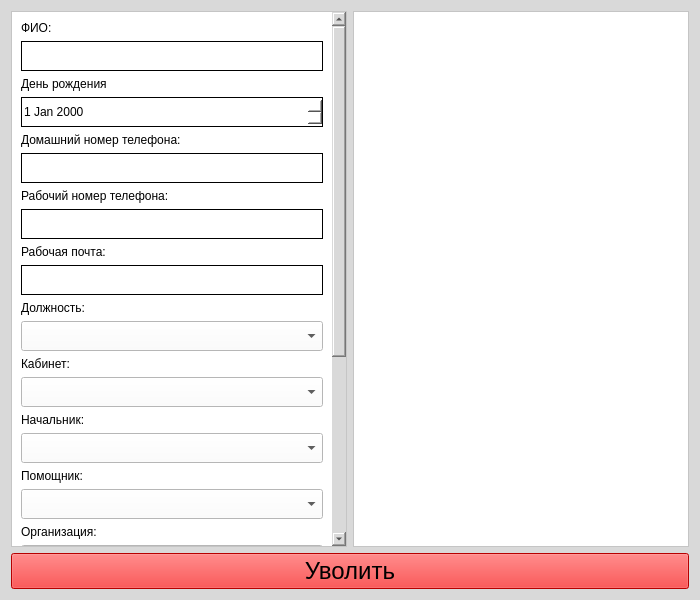
First picture: the form in desktop_app/edit_employee.ui, repository DEV-m1k0/professionals, before the edit.
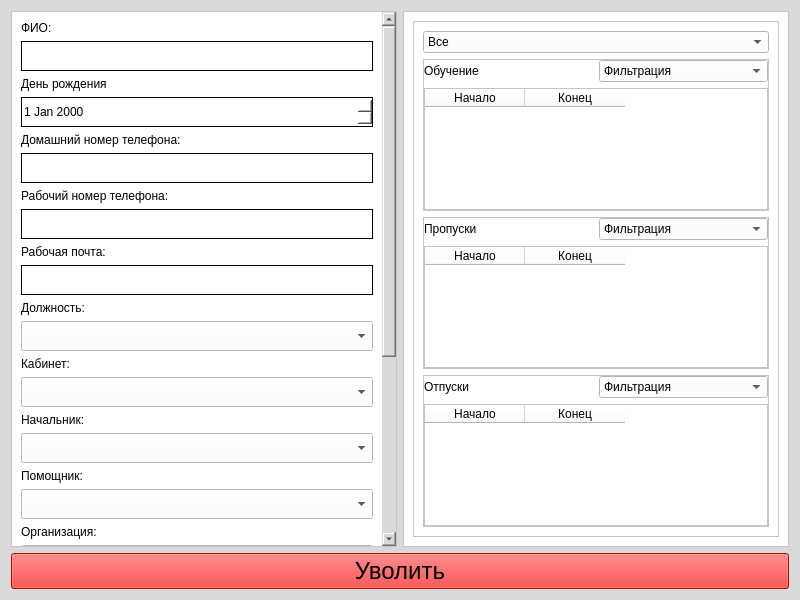
Second picture: the form after the edit.

Diff of the .ui file:
```diff
--- a/desktop_app/edit_employee.ui
+++ b/desktop_app/edit_employee.ui
@@ -6,7 +6,7 @@
    <rect>
     <x>0</x>
     <y>0</y>
-    <width>700</width>
+    <width>800</width>
     <height>600</height>
    </rect>
   </property>
@@ -18,13 +18,13 @@
   </property>
   <property name="minimumSize">
    <size>
-    <width>700</width>
+    <width>800</width>
     <height>600</height>
    </size>
   </property>
   <property name="maximumSize">
    <size>
-    <width>700</width>
+    <width>800</width>
     <height>600</height>
    </size>
   </property>
@@ -63,8 +63,8 @@
           <property name="geometry">
            <rect>
             <x>0</x>
-            <y>-402</y>
-            <width>313</width>
+            <y>0</y>
+            <width>363</width>
             <height>928</height>
            </rect>
           </property>
@@ -629,6 +629,308 @@
          <property name="frameShadow">
           <enum>QFrame::Shadow::Raised</enum>
          </property>
+         <layout class="QHBoxLayout" name="horizontalLayout_3">
+          <item>
+           <widget class="QScrollArea" name="scrollArea_2">
+            <property name="widgetResizable">
+             <bool>true</bool>
+            </property>
+            <widget class="QWidget" name="scrollAreaWidgetContents_3">
+             <property name="geometry">
+              <rect>
+               <x>0</x>
+               <y>0</y>
+               <width>353</width>
+               <height>500</height>
+              </rect>
+             </property>
+             <layout class="QVBoxLayout" name="verticalLayout_20">
+              <item>
+               <layout class="QHBoxLayout" name="horizontalLayout_2">
+                <item>
+                 <widget class="QComboBox" name="combobox_filtration_by_table">
+                  <property name="styleSheet">
+                   <string notr="true">color: black;</string>
+                  </property>
+                  <item>
+                   <property name="text">
+                    <string>Все</string>
+                   </property>
+                  </item>
+                  <item>
+                   <property name="text">
+                    <string>Обучение</string>
+                   </property>
+                  </item>
+                  <item>
+                   <property name="text">
+                    <string>Отпуски</string>
+                   </property>
+                  </item>
+                  <item>
+                   <property name="text">
+                    <string>Пропуски</string>
+                   </property>
+                  </item>
+                 </widget>
+                </item>
+               </layout>
+              </item>
+              <item>
+               <widget class="QFrame" name="frame_study_date">
+                <property name="frameShape">
+                 <enum>QFrame::Shape::StyledPanel</enum>
+                </property>
+                <property name="frameShadow">
+                 <enum>QFrame::Shadow::Raised</enum>
+                </property>
+                <layout class="QVBoxLayout" name="verticalLayout_5">
+                 <property name="leftMargin">
+                  <number>0</number>
+                 </property>
+                 <property name="topMargin">
+                  <number>0</number>
+                 </property>
+                 <property name="rightMargin">
+                  <number>0</number>
+                 </property>
+                 <property name="bottomMargin">
+                  <number>0</number>
+                 </property>
+                 <item>
+                  <layout class="QHBoxLayout" name="horizontalLayout_4">
+                   <item>
+                    <widget class="QLabel" name="label">
+                     <property name="styleSheet">
+                      <string notr="true">color: black;</string>
+                     </property>
+                     <property name="text">
+                      <string>Обучение</string>
+                     </property>
+                    </widget>
+                   </item>
+                   <item>
+                    <widget class="QComboBox" name="combobox_filtration_by_period_for_study">
+                     <property name="styleSheet">
+                      <string notr="true">color: black;</string>
+                     </property>
+                     <item>
+                      <property name="text">
+                       <string>Фильтрация</string>
+                      </property>
+                     </item>
+                     <item>
+                      <property name="text">
+                       <string>Прошедшие</string>
+                      </property>
+                     </item>
+                     <item>
+                      <property name="text">
+                       <string>Текущие</string>
+                      </property>
+                     </item>
+                     <item>
+                      <property name="text">
+                       <string>Будущие</string>
+                      </property>
+                     </item>
+                    </widget>
+                   </item>
+                  </layout>
+                 </item>
+                 <item>
+                  <widget class="QTableWidget" name="tableWidget">
+                   <property name="styleSheet">
+                    <string notr="true">color: black;</string>
+                   </property>
+                   <property name="sortingEnabled">
+                    <bool>true</bool>
+                   </property>
+                   <column>
+                    <property name="text">
+                     <string>Начало</string>
+                    </property>
+                   </column>
+                   <column>
+                    <property name="text">
+                     <string>Конец</string>
+                    </property>
+                   </column>
+                  </widget>
+                 </item>
+                </layout>
+               </widget>
+              </item>
+              <item>
+               <widget class="QFrame" name="frame_skips_date">
+                <property name="frameShape">
+                 <enum>QFrame::Shape::StyledPanel</enum>
+                </property>
+                <property name="frameShadow">
+                 <enum>QFrame::Shadow::Raised</enum>
+                </property>
+                <layout class="QVBoxLayout" name="verticalLayout_18">
+                 <property name="leftMargin">
+                  <number>0</number>
+                 </property>
+                 <property name="topMargin">
+                  <number>0</number>
+                 </property>
+                 <property name="rightMargin">
+                  <number>0</number>
+                 </property>
+                 <property name="bottomMargin">
+                  <number>0</number>
+                 </property>
+                 <item>
+                  <layout class="QHBoxLayout" name="horizontalLayout_5">
+                   <item>
+                    <widget class="QLabel" name="label_4">
+                     <property name="styleSheet">
+                      <string notr="true">color: black;</string>
+                     </property>
+                     <property name="text">
+                      <string>Пропуски</string>
+                     </property>
+                    </widget>
+                   </item>
+                   <item>
+                    <widget class="QComboBox" name="combobox_filtration_by_period_for_skips">
+                     <property name="styleSheet">
+                      <string notr="true">color: black;</string>
+                     </property>
+                     <item>
+                      <property name="text">
+                       <string>Фильтрация</string>
+                      </property>
+                     </item>
+                     <item>
+                      <property name="text">
+                       <string>Прошедшие</string>
+                      </property>
+                     </item>
+                     <item>
+                      <property name="text">
+                       <string>Текущие</string>
+                      </property>
+                     </item>
+                    </widget>
+                   </item>
+                  </layout>
+                 </item>
+                 <item>
+                  <widget class="QTableWidget" name="tableWidget_2">
+                   <property name="styleSheet">
+                    <string notr="true">color: black;</string>
+                   </property>
+                   <property name="sortingEnabled">
+                    <bool>true</bool>
+                   </property>
+                   <column>
+                    <property name="text">
+                     <string>Начало</string>
+                    </property>
+                   </column>
+                   <column>
+                    <property name="text">
+                     <string>Конец</string>
+                    </property>
+                   </column>
+                  </widget>
+                 </item>
+                </layout>
+               </widget>
+              </item>
+              <item>
+               <widget class="QFrame" name="frame_vacation_date">
+                <property name="frameShape">
+                 <enum>QFrame::Shape::StyledPanel</enum>
+                </property>
+                <property name="frameShadow">
+                 <enum>QFrame::Shadow::Raised</enum>
+                </property>
+                <layout class="QVBoxLayout" name="verticalLayout_19">
+                 <property name="leftMargin">
+                  <number>0</number>
+                 </property>
+                 <property name="topMargin">
+                  <number>0</number>
+                 </property>
+                 <property name="rightMargin">
+                  <number>0</number>
+                 </property>
+                 <property name="bottomMargin">
+                  <number>0</number>
+                 </property>
+                 <item>
+                  <layout class="QHBoxLayout" name="horizontalLayout_6">
+                   <item>
+                    <widget class="QLabel" name="label_5">
+                     <property name="styleSheet">
+                      <string notr="true">color: black;</string>
+                     </property>
+                     <property name="text">
+                      <string>Отпуски</string>
+                     </property>
+                    </widget>
+                   </item>
+                   <item>
+                    <widget class="QComboBox" name="combobox_filtration_by_period_for_vacation">
+                     <property name="styleSheet">
+                      <string notr="true">color: black;</string>
+                     </property>
+                     <item>
+                      <property name="text">
+                       <string>Фильтрация</string>
+                      </property>
+                     </item>
+                     <item>
+                      <property name="text">
+                       <string>Прошедшие</string>
+                      </property>
+                     </item>
+                     <item>
+                      <property name="text">
+                       <string>Текущие</string>
+                      </property>
+                     </item>
+                     <item>
+                      <property name="text">
+                       <string>Будущие</string>
+                      </property>
+                     </item>
+                    </widget>
+                   </item>
+                  </layout>
+                 </item>
+                 <item>
+                  <widget class="QTableWidget" name="tableWidget_3">
+                   <property name="styleSheet">
+                    <string notr="true">color: black;</string>
+                   </property>
+                   <property name="sortingEnabled">
+                    <bool>true</bool>
+                   </property>
+                   <column>
+                    <property name="text">
+                     <string>Начало</string>
+                    </property>
+                   </column>
+                   <column>
+                    <property name="text">
+                     <string>Конец</string>
+                    </property>
+                   </column>
+                  </widget>
+                 </item>
+                </layout>
+               </widget>
+              </item>
+             </layout>
+            </widget>
+           </widget>
+          </item>
+         </layout>
         </widget>
        </item>
       </layout>
```
